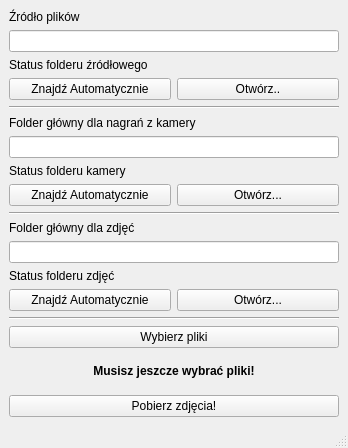
This is Grrrab/main_window.ui in krzysztofwolski/Grrrab as Qt 5 draws it before an edit. The edited form follows.
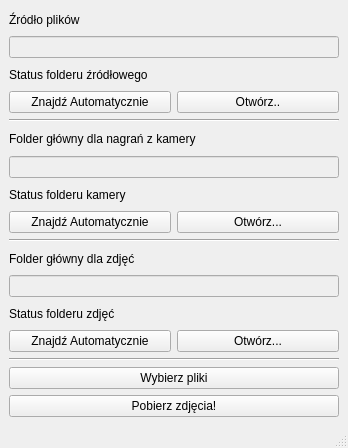
This is the edited form.

```diff
--- a/Grrrab/main_window.ui
+++ b/Grrrab/main_window.ui
@@ -25,7 +25,11 @@
        </widget>
       </item>
       <item>
-       <widget class="QLineEdit" name="lineEdit_path_source"/>
+       <widget class="QLineEdit" name="lineEdit_path_source">
+        <property name="enabled">
+         <bool>false</bool>
+        </property>
+       </widget>
       </item>
       <item>
        <widget class="QLabel" name="label_status_source">
@@ -78,7 +82,11 @@
        </widget>
       </item>
       <item>
-       <widget class="QLineEdit" name="lineEdit_path_dst_camera"/>
+       <widget class="QLineEdit" name="lineEdit_path_dst_videos">
+        <property name="enabled">
+         <bool>false</bool>
+        </property>
+       </widget>
       </item>
       <item>
        <widget class="QLabel" name="label_status_dst_video">
@@ -124,7 +132,11 @@
        </widget>
       </item>
       <item>
-       <widget class="QLineEdit" name="lineEdit_path_dst_photos"/>
+       <widget class="QLineEdit" name="lineEdit_path_dst_photos">
+        <property name="enabled">
+         <bool>false</bool>
+        </property>
+       </widget>
       </item>
       <item>
        <widget class="QLabel" name="label_status_dst_photos">
@@ -162,13 +174,6 @@
         </property>
        </widget>
       </item>
-      <item>
-       <widget class="QLabel" name="label_2">
-        <property name="text">
-         <string>&lt;html&gt;&lt;head/&gt;&lt;body&gt;&lt;p align=&quot;center&quot;&gt;&lt;span style=&quot; font-weight:600;&quot;&gt;Musisz jeszcze wybrać pliki!&lt;/span&gt;&lt;/p&gt;&lt;/body&gt;&lt;/html&gt;</string>
-        </property>
-       </widget>
-      </item>
       <item>
        <widget class="QPushButton" name="pushButton_grrrab">
         <property name="text">
```
